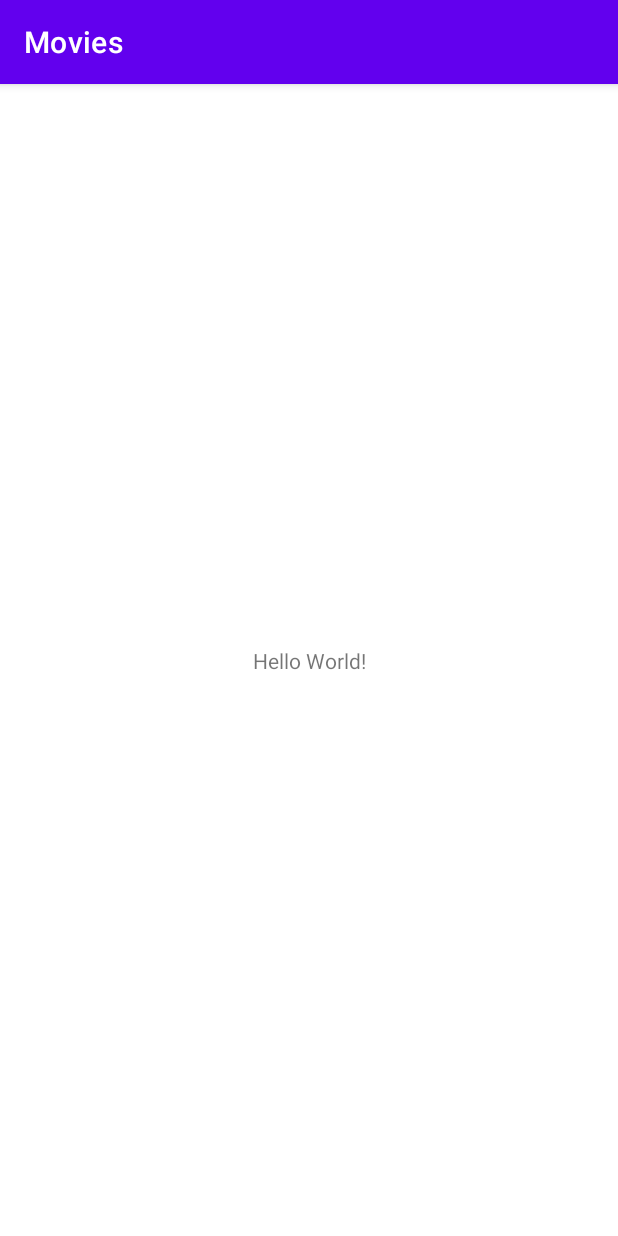
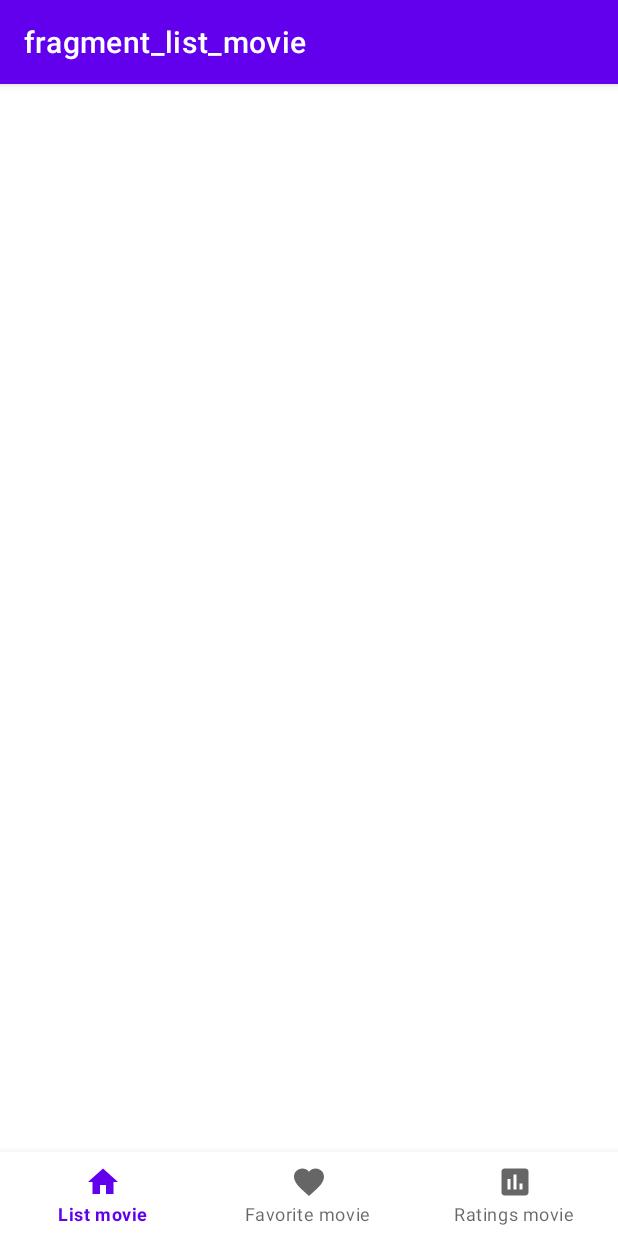
Before and after one commit to SomaPasha/SearchMoviesApp, an Android app: the screen it shows after launch (MainActivity), on a phone screen of 412 x 824 dp. Run offline under Robolectric (Android 15) with nearby library versions, the light colour scheme and no system bars; our stand-ins replace navigation-ui.

Commit message:
Создание нижнего навигационного меню

```diff
--- a/app/build.gradle
+++ b/app/build.gradle
@@ -37,6 +37,9 @@ dependencies {
     implementation 'androidx.appcompat:appcompat:1.3.1'
     implementation 'com.google.android.material:material:1.4.0'
     implementation 'androidx.constraintlayout:constraintlayout:2.1.1'
+    implementation 'androidx.navigation:navigation-fragment-ktx:2.3.5'
+    implementation 'androidx.navigation:navigation-ui-ktx:2.3.5'
+    implementation 'androidx.legacy:legacy-support-v4:1.0.0'
     testImplementation 'junit:junit:4.+'
     androidTestImplementation 'androidx.test.ext:junit:1.1.3'
     androidTestImplementation 'androidx.test.espresso:espresso-core:3.4.0'
--- a/app/src/main/java/space/kuz/searchmoviesapp/iu/fragment/FavoriteMovieFragment.kt
+++ b/app/src/main/java/space/kuz/searchmoviesapp/iu/fragment/FavoriteMovieFragment.kt
@@ -1,4 +1,6 @@
 package space.kuz.searchmoviesapp.iu.fragment
 
-class FavoriteMovieFragment {
+import androidx.fragment.app.Fragment
+
+class FavoriteMovieFragment:Fragment() {
 }
--- a/app/src/main/java/space/kuz/searchmoviesapp/iu/fragment/ListMovieFragment.kt
+++ b/app/src/main/java/space/kuz/searchmoviesapp/iu/fragment/ListMovieFragment.kt
@@ -1,4 +1,6 @@
 package space.kuz.searchmoviesapp.iu.fragment
 
-class ListMovieFragment {
+import androidx.fragment.app.Fragment
+
+class ListMovieFragment : Fragment() {
 }
--- a/app/src/main/java/space/kuz/searchmoviesapp/iu/fragment/OneMovieFragment.kt
+++ b/app/src/main/java/space/kuz/searchmoviesapp/iu/fragment/OneMovieFragment.kt
@@ -1,4 +1,6 @@
 package space.kuz.searchmoviesapp.iu.fragment
 
-class OneMovieFragment {
+import androidx.fragment.app.Fragment
+
+class OneMovieFragment:Fragment() {
 }
--- a/app/src/main/java/space/kuz/searchmoviesapp/iu/fragment/RatingsMovieFragment.kt
+++ b/app/src/main/java/space/kuz/searchmoviesapp/iu/fragment/RatingsMovieFragment.kt
@@ -1,4 +1,6 @@
 package space.kuz.searchmoviesapp.iu.fragment
 
-class RatingsMovieFragment {
+import androidx.fragment.app.Fragment
+
+class RatingsMovieFragment :Fragment() {
 }
--- a/app/src/main/java/space/kuz/searchmoviesapp/iu/fragment/SettingsFragment.kt
+++ b/app/src/main/java/space/kuz/searchmoviesapp/iu/fragment/SettingsFragment.kt
@@ -1,4 +1,6 @@
 package space.kuz.searchmoviesapp.iu.fragment
 
-class SettingsFragment {
+import androidx.fragment.app.Fragment
+
+class SettingsFragment:Fragment() {
 }
--- a/app/src/main/java/space/kuz/searchmoviesapp/iu/main/MainActivity.kt
+++ b/app/src/main/java/space/kuz/searchmoviesapp/iu/main/MainActivity.kt
@@ -2,11 +2,30 @@ package space.kuz.searchmoviesapp.iu.main
 
 import androidx.appcompat.app.AppCompatActivity
 import android.os.Bundle
+import androidx.navigation.findNavController
+import androidx.navigation.ui.AppBarConfiguration
+import androidx.navigation.ui.setupActionBarWithNavController
+import androidx.navigation.ui.setupWithNavController
+import com.google.android.material.bottomnavigation.BottomNavigationView
 import space.kuz.searchmoviesapp.R
 
 class MainActivity : AppCompatActivity() {
     override fun onCreate(savedInstanceState: Bundle?) {
         super.onCreate(savedInstanceState)
         setContentView(R.layout.activity_main)
+        val navView: BottomNavigationView = findViewById(R.id.nav_view)
+
+        val navController = findNavController(R.id.nav_host_fragment)
+
+        val  appBarConfiguration = AppBarConfiguration(setOf(
+            R.id.navigation_list_movie,
+            R.id.navigation_favorite_movie,
+            R.id.navigation_ratings_movie))
+
+        setupActionBarWithNavController(navController,appBarConfiguration)
+        navView.setupWithNavController(navController)
     }
+
+
+
 }
--- a/app/src/main/res/layout-land/activity_main.xml
+++ b/app/src/main/res/layout-land/activity_main.xml
@@ -1,6 +1,21 @@
 <?xml version="1.0" encoding="utf-8"?>
-<androidx.constraintlayout.widget.ConstraintLayout xmlns:android="http://schemas.android.com/apk/res/android"
+<FrameLayout xmlns:android="http://schemas.android.com/apk/res/android"
     android:layout_width="match_parent"
-    android:layout_height="match_parent">
+    android:layout_height="match_parent"
+    xmlns:app="http://schemas.android.com/apk/res-auto">
+    <com.google.android.material.bottomnavigation.BottomNavigationView
+        android:id="@+id/nav_view"
+        android:layout_width="match_parent"
+        android:layout_height="wrap_content"
+        android:layout_gravity="bottom"
+        app:menu="@menu/bottom_nav_menu">
 
-</androidx.constraintlayout.widget.ConstraintLayout>
+        <fragment
+            android:id="@+id/nav_host_fragment"
+            android:layout_height="match_parent"
+            android:layout_width="match_parent"
+            android:name="androidx.navigation.fragment.NavHostFragment"
+            app:navGraph="@navigation/mobile_navigation"
+            />
+    </com.google.android.material.bottomnavigation.BottomNavigationView>
+</FrameLayout>
--- a/app/src/main/res/layout/activity_main.xml
+++ b/app/src/main/res/layout/activity_main.xml
@@ -1,18 +1,23 @@
 <?xml version="1.0" encoding="utf-8"?>
-<androidx.constraintlayout.widget.ConstraintLayout xmlns:android="http://schemas.android.com/apk/res/android"
+<FrameLayout xmlns:android="http://schemas.android.com/apk/res/android"
     xmlns:app="http://schemas.android.com/apk/res-auto"
     xmlns:tools="http://schemas.android.com/tools"
     android:layout_width="match_parent"
-    android:layout_height="match_parent"
-    tools:context=".iu.main.MainActivity">
+    android:layout_height="match_parent">
 
-    <TextView
-        android:layout_width="wrap_content"
+    <com.google.android.material.bottomnavigation.BottomNavigationView
+        android:id="@+id/nav_view"
+        android:layout_width="match_parent"
         android:layout_height="wrap_content"
-        android:text="Hello World!"
-        app:layout_constraintBottom_toBottomOf="parent"
-        app:layout_constraintLeft_toLeftOf="parent"
-        app:layout_constraintRight_toRightOf="parent"
-        app:layout_constraintTop_toTopOf="parent" />
+        android:layout_gravity="bottom"
+        app:menu="@menu/bottom_nav_menu">
 
-</androidx.constraintlayout.widget.ConstraintLayout>
+        <fragment
+            android:id="@+id/nav_host_fragment"
+            android:layout_height="match_parent"
+            android:layout_width="match_parent"
+            android:name="androidx.navigation.fragment.NavHostFragment"
+            app:navGraph="@navigation/mobile_navigation"
+            />
+    </com.google.android.material.bottomnavigation.BottomNavigationView>
+</FrameLayout>
--- /dev/null
+++ b/app/src/main/res/menu/bottom_nav_menu.xml
@@ -0,0 +1,15 @@
+<?xml version="1.0" encoding="utf-8"?>
+<menu xmlns:android="http://schemas.android.com/apk/res/android">
+
+    <item android:id="@+id/navigation_list_movie"
+        android:icon="@drawable/ic_baseline_home_24"
+        android:title="@string/list_movie"/>
+
+    <item android:id="@+id/navigation_favorite_movie"
+        android:icon="@drawable/ic_baseline_favorite_24"
+        android:title="@string/favorite_movie"/>
+
+    <item android:id="@+id/navigation_ratings_movie"
+        android:icon="@drawable/ic_baseline_assessment_24"
+        android:title="@string/ratings_movie"/>
+</menu>
--- /dev/null
+++ b/app/src/main/res/navigation/mobile_navigation.xml
@@ -0,0 +1,25 @@
+<?xml version="1.0" encoding="utf-8"?>
+<navigation xmlns:android="http://schemas.android.com/apk/res/android"
+    xmlns:app="http://schemas.android.com/apk/res-auto"
+    xmlns:tools="http://schemas.android.com/tools"
+    android:id="@+id/mobile_navigation"
+    app:startDestination="@id/navigation_list_movie">
+
+    <fragment
+        android:id="@+id/navigation_list_movie"
+        android:name="space.kuz.searchmoviesapp.iu.fragment.ListMovieFragment"
+        android:label="fragment_list_movie"
+        tools:layout="@layout/fragment_one_movie" />
+
+    <fragment
+        android:id="@+id/navigation_favorite_movie"
+        android:name="space.kuz.searchmoviesapp.iu.fragment.FavoriteMovieFragment"
+        android:label="fragment_favorite_movie"
+        tools:layout="@layout/fragment_favorite_movie" />
+
+    <fragment
+        android:id="@+id/navigation_ratings_movie"
+        android:name="space.kuz.searchmoviesapp.iu.fragment.RatingsMovieFragment"
+        android:label="fragment_ratings_movie"
+        tools:layout="@layout/fragment_ratings_movie" />
+</navigation>
--- a/app/src/main/res/values/strings.xml
+++ b/app/src/main/res/values/strings.xml
@@ -1,3 +1,8 @@
 <resources>
     <string name="app_name">Movies</string>
+<!-- TODO: Remove or change this placeholder text -->
+    <string name="hello_blank_fragment">Hello blank fragment</string>
+    <string name="list_movie">List movie</string>
+    <string name="favorite_movie">Favorite movie</string>
+    <string name="ratings_movie">Ratings movie</string>
 </resources>
--- a/build.gradle
+++ b/build.gradle
@@ -6,7 +6,7 @@ buildscript {
     }
     dependencies {
         classpath "com.android.tools.build:gradle:7.0.3"
-        classpath "org.jetbrains.kotlin:kotlin-gradle-plugin:1.6.0-RC"
+        classpath 'org.jetbrains.kotlin:kotlin-gradle-plugin:1.6.0-RC2'
 
         // NOTE: Do not place your application dependencies here; they belong
         // in the individual module build.gradle files
```
Also changed, not shown: 1 other file.
